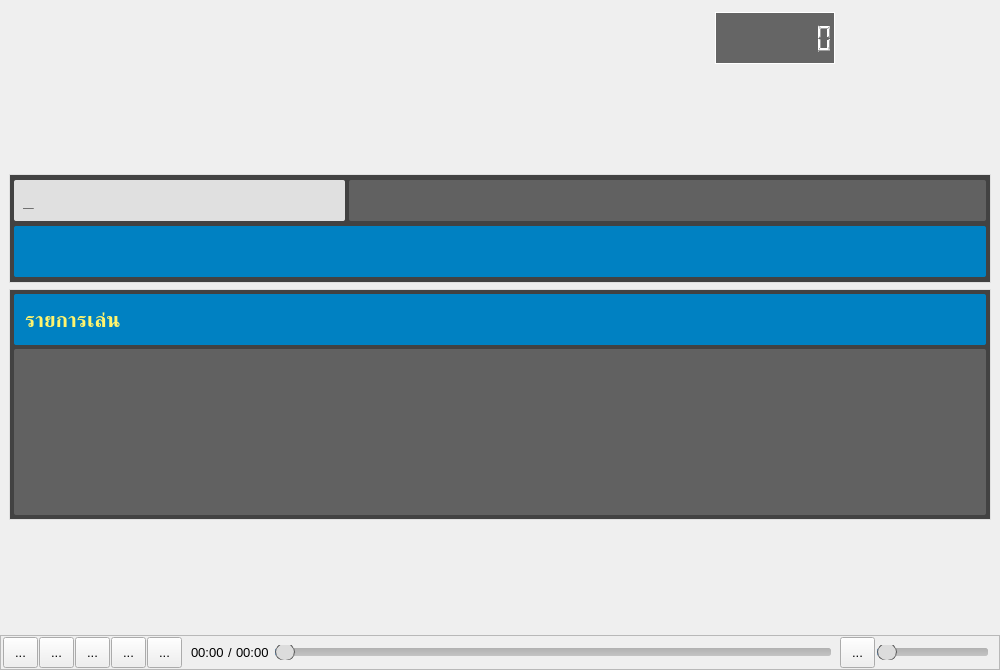
The window that MainWindow.ui (pie62/HandyKaraoke) describes before a commit, drawn with Qt 5.
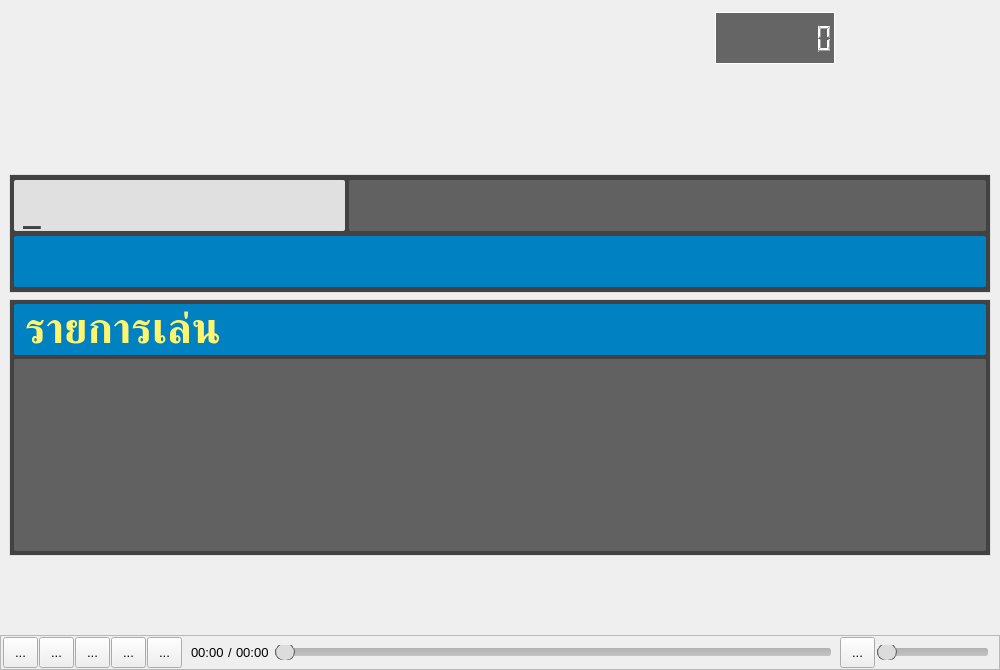
The same window after the commit. Custom widgets are drawn as their Qt base class.

```diff
--- a/MainWindow.ui
+++ b/MainWindow.ui
@@ -199,13 +199,13 @@
         <property name="minimumSize">
          <size>
           <width>0</width>
-          <height>109</height>
+          <height>119</height>
          </size>
         </property>
         <property name="maximumSize">
          <size>
           <width>16777215</width>
-          <height>109</height>
+          <height>119</height>
          </size>
         </property>
         <property name="styleSheet">
@@ -257,21 +257,20 @@
                <property name="minimumSize">
                 <size>
                  <width>331</width>
-                 <height>41</height>
+                 <height>51</height>
                 </size>
                </property>
                <property name="maximumSize">
                 <size>
                  <width>331</width>
-                 <height>41</height>
+                 <height>51</height>
                 </size>
                </property>
                <property name="styleSheet">
                 <string notr="true">border: none;
 border-radius: 2px;
 background-color: rgb(224, 224, 224);
-color: rgb(66, 66, 66);
-font: bold 14pt;</string>
+color: rgb(66, 66, 66);</string>
                </property>
                <property name="frameShape">
                 <enum>QFrame::StyledPanel</enum>
@@ -291,6 +290,14 @@
                 </property>
                 <item>
                  <widget class="QLabel" name="lbSearch">
+                  <property name="font">
+                   <font>
+                    <family>Angsana New</family>
+                    <pointsize>32</pointsize>
+                    <weight>75</weight>
+                    <bold>true</bold>
+                   </font>
+                  </property>
                   <property name="text">
                    <string>_</string>
                   </property>
@@ -310,13 +317,13 @@
                <property name="minimumSize">
                 <size>
                  <width>0</width>
-                 <height>41</height>
+                 <height>51</height>
                 </size>
                </property>
                <property name="maximumSize">
                 <size>
                  <width>16777215</width>
-                 <height>41</height>
+                 <height>51</height>
                 </size>
                </property>
                <property name="styleSheet">
@@ -331,8 +338,7 @@
 border: none;
 border-radius: 2px;
 background-color: rgb(97, 97, 97);
-color: rgb(255, 244, 110);
-font: bold 14pt;</string>
+color: rgb(255, 244, 110);</string>
                </property>
                <property name="frameShape">
                 <enum>QFrame::StyledPanel</enum>
@@ -352,6 +358,14 @@
                 </property>
                 <item>
                  <widget class="QLabel" name="lbLyrics">
+                  <property name="font">
+                   <font>
+                    <family>Angsana New</family>
+                    <pointsize>24</pointsize>
+                    <weight>75</weight>
+                    <bold>true</bold>
+                   </font>
+                  </property>
                   <property name="text">
                    <string/>
                   </property>
@@ -394,8 +408,7 @@
 border: none;
 border-radius: 2px;
 background-color: /*#1976D2;*/rgb(0, 129, 194);
-color: rgb(238, 238, 238);
-font: bold 16pt;</string>
+color: rgb(238, 238, 238);</string>
              </property>
              <property name="frameShape">
               <enum>QFrame::StyledPanel</enum>
@@ -415,6 +428,14 @@
               </property>
               <item>
                <widget class="QLabel" name="lbId">
+                <property name="font">
+                 <font>
+                  <family>Angsana New</family>
+                  <pointsize>32</pointsize>
+                  <weight>75</weight>
+                  <bold>true</bold>
+                 </font>
+                </property>
                 <property name="text">
                  <string/>
                 </property>
@@ -422,6 +443,14 @@
               </item>
               <item>
                <widget class="QLabel" name="lbName">
+                <property name="font">
+                 <font>
+                  <family>Angsana New</family>
+                  <pointsize>32</pointsize>
+                  <weight>75</weight>
+                  <bold>true</bold>
+                 </font>
+                </property>
                 <property name="text">
                  <string/>
                 </property>
@@ -429,6 +458,14 @@
               </item>
               <item>
                <widget class="QLabel" name="lbBtw">
+                <property name="font">
+                 <font>
+                  <family>Angsana New</family>
+                  <pointsize>32</pointsize>
+                  <weight>75</weight>
+                  <bold>true</bold>
+                 </font>
+                </property>
                 <property name="text">
                  <string/>
                 </property>
@@ -436,6 +473,14 @@
               </item>
               <item>
                <widget class="QLabel" name="lbArtist">
+                <property name="font">
+                 <font>
+                  <family>Angsana New</family>
+                  <pointsize>32</pointsize>
+                  <weight>75</weight>
+                  <bold>true</bold>
+                 </font>
+                </property>
                 <property name="text">
                  <string/>
                 </property>
@@ -443,6 +488,14 @@
               </item>
               <item>
                <widget class="QLabel" name="lbTempoKey">
+                <property name="font">
+                 <font>
+                  <family>Angsana New</family>
+                  <pointsize>32</pointsize>
+                  <weight>75</weight>
+                  <bold>true</bold>
+                 </font>
+                </property>
                 <property name="text">
                  <string/>
                 </property>
@@ -450,6 +503,14 @@
               </item>
               <item>
                <widget class="QLabel" name="lbType">
+                <property name="font">
+                 <font>
+                  <family>Angsana New</family>
+                  <pointsize>32</pointsize>
+                  <weight>75</weight>
+                  <bold>true</bold>
+                 </font>
+                </property>
                 <property name="text">
                  <string/>
                 </property>
@@ -481,13 +542,13 @@
         <property name="minimumSize">
          <size>
           <width>0</width>
-          <height>231</height>
+          <height>257</height>
          </size>
         </property>
         <property name="maximumSize">
          <size>
           <width>16777215</width>
-          <height>231</height>
+          <height>257</height>
          </size>
         </property>
         <property name="styleSheet">
@@ -543,8 +604,7 @@
 border-radius: 2px;
 /*background-color: rgb(41, 128, 185);*/
 background-color: /*#1976D2;*/rgb(0, 129, 194);
-color: rgb(255, 244, 110);
-font: bold 16pt;</string>
+color: rgb(255, 244, 110);</string>
            </property>
            <property name="frameShape">
             <enum>QFrame::StyledPanel</enum>
@@ -561,6 +621,14 @@
             </property>
             <item>
              <widget class="QLabel" name="label">
+              <property name="font">
+               <font>
+                <family>Angsana New</family>
+                <pointsize>32</pointsize>
+                <weight>75</weight>
+                <bold>true</bold>
+               </font>
+              </property>
               <property name="text">
                <string>รายการเล่น</string>
               </property>
@@ -577,6 +645,14 @@
              <verstretch>0</verstretch>
             </sizepolicy>
            </property>
+           <property name="font">
+            <font>
+             <family>Angsana New</family>
+             <pointsize>30</pointsize>
+             <weight>75</weight>
+             <bold>true</bold>
+            </font>
+           </property>
            <property name="focusPolicy">
             <enum>Qt::NoFocus</enum>
            </property>
@@ -587,7 +663,6 @@
 /*background-color: rgb(0, 150, 136);*/
 background-color: rgb(97, 97, 97);
 color: rgb(238, 238, 238);
-font: bold 14pt;
 }
 
 QListView::item:selected {
@@ -596,7 +671,6 @@
 /*background-color: rgb(0, 150, 136);*/
 background-color: rgb(218, 218, 218);
 color: rgb(71, 71, 71);
-font: bold 14pt;
 }
 
 QListView::item:hover {
```
Left out of the diff: 16 changed lines with no effect on the pictures.
